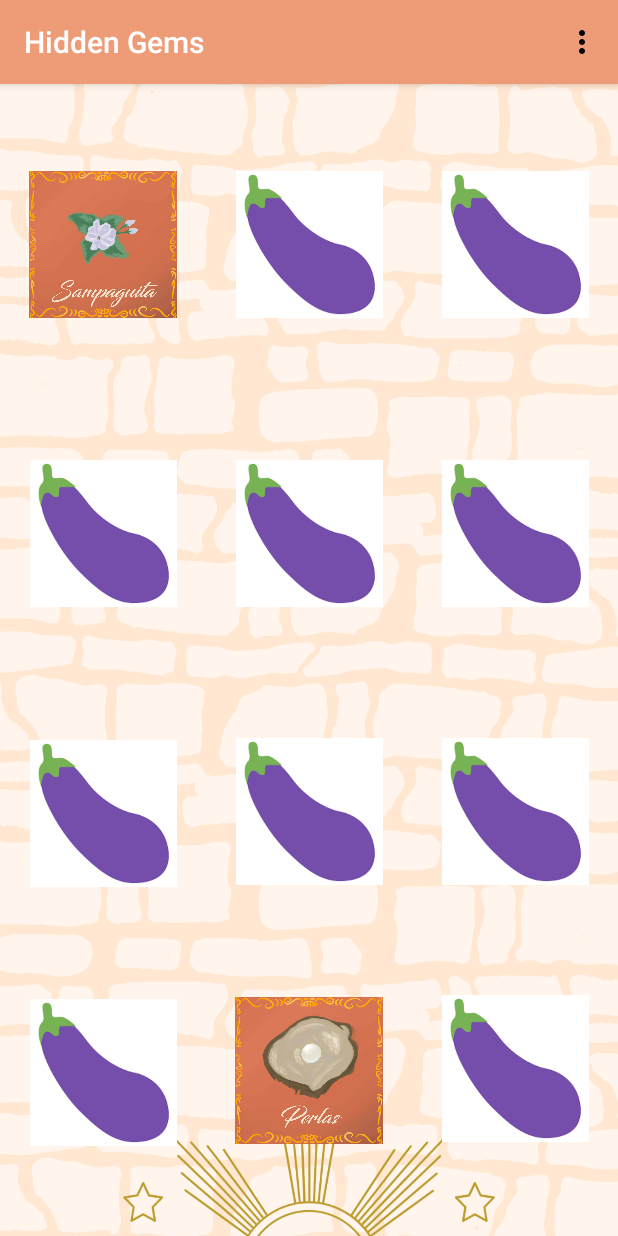
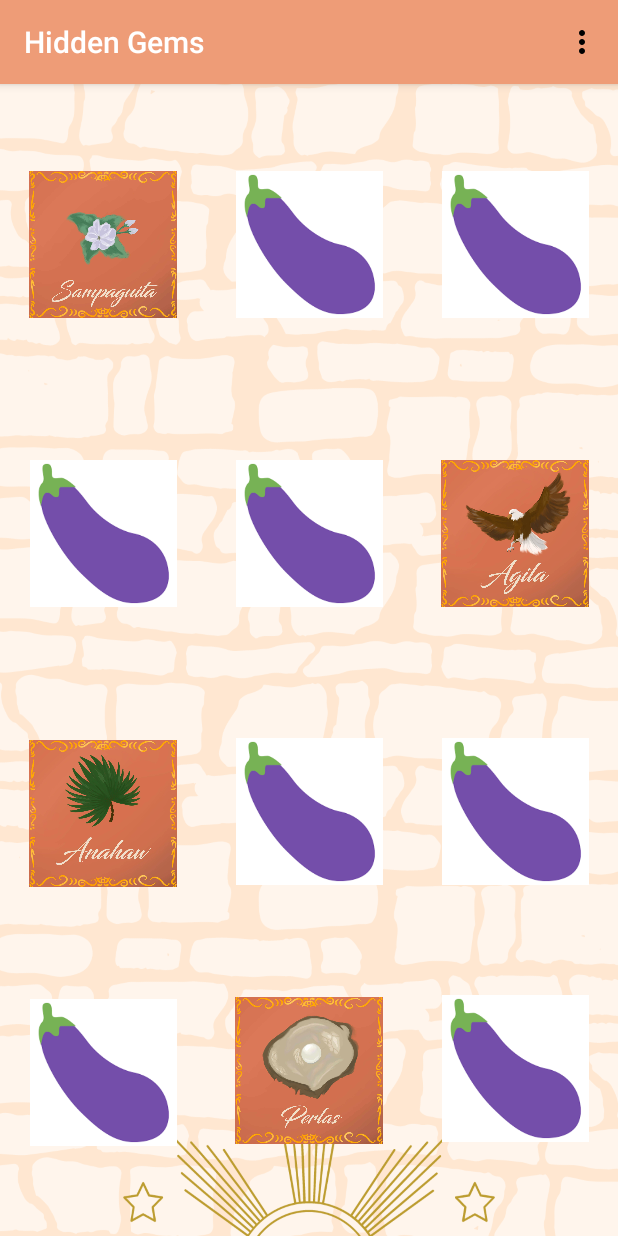
Before and after one commit to Sandoksalamat/Actual-Code-keme, an Android app: the screen it shows after launch (MainActivity), on a phone screen of 412 x 824 dp. Run offline under Robolectric (Android 15) with nearby library versions, the phone set to English and light mode, and no system bars.

Commit message:
some pics pero may talong pa den

```diff
--- a/app/src/main/res/layout/activity_agilla.xml
+++ b/app/src/main/res/layout/activity_agilla.xml
@@ -40,7 +40,7 @@
         app:layout_constraintTop_toTopOf="parent"
         app:layout_constraintVertical_bias="0.107"
         app:srcCompat="@drawable/talong"
-        tools:srcCompat="@drawable/talong" />
+        tools:srcCompat="@drawable/agila" />
 
     <Button
         android:id="@+id/lbutton5"
--- a/app/src/main/res/layout/activity_anahaw.xml
+++ b/app/src/main/res/layout/activity_anahaw.xml
@@ -40,7 +40,7 @@
         app:layout_constraintTop_toTopOf="parent"
         app:layout_constraintVertical_bias="0.107"
         app:srcCompat="@drawable/talong"
-        tools:srcCompat="@drawable/talong" />
+        tools:srcCompat="@drawable/anahaw" />
 
     <Button
         android:id="@+id/lbutton6"
--- a/app/src/main/res/layout/activity_main.xml
+++ b/app/src/main/res/layout/activity_main.xml
@@ -97,9 +97,9 @@
         app:layout_constraintStart_toStartOf="parent"
         app:layout_constraintTop_toTopOf="parent"
         app:layout_constraintVertical_bias="0.653"
-        app:srcCompat="@drawable/talong"
-        tools:srcCompat="@drawable/talong"
-        tools:ignore="HardcodedText" />
+        app:srcCompat="@drawable/anahaw"
+        tools:ignore="HardcodedText"
+        tools:srcCompat="@drawable/anahaw" />
 
     <ImageView
         android:id="@+id/Mangga"
@@ -113,8 +113,8 @@
         app:layout_constraintTop_toTopOf="parent"
         app:layout_constraintVertical_bias="0.374"
         app:srcCompat="@drawable/talong"
-        tools:srcCompat="@drawable/talong"
-        tools:ignore="HardcodedText" />
+        tools:ignore="HardcodedText"
+        tools:srcCompat="@drawable/mangga" />
 
     <ImageView
         android:id="@+id/Agila"
@@ -128,9 +128,9 @@
         app:layout_constraintStart_toStartOf="parent"
         app:layout_constraintTop_toTopOf="parent"
         app:layout_constraintVertical_bias="0.374"
-        app:srcCompat="@drawable/talong"
-        tools:srcCompat="@drawable/talong"
-        tools:ignore="HardcodedText" />
+        app:srcCompat="@drawable/agila"
+        tools:ignore="HardcodedText"
+        tools:srcCompat="@drawable/agila" />
 
     <ImageView
         android:id="@+id/Carabao"
--- a/app/src/main/res/layout/activity_mangga.xml
+++ b/app/src/main/res/layout/activity_mangga.xml
@@ -40,7 +40,7 @@
         app:layout_constraintTop_toTopOf="parent"
         app:layout_constraintVertical_bias="0.107"
         app:srcCompat="@drawable/talong"
-        tools:srcCompat="@drawable/talong" />
+        tools:srcCompat="@drawable/mangga" />
 
     <Button
         android:id="@+id/lbutton4"
```
Also changed, not shown: app/src/main/res/layout/activity_about.xml (+1 -29 lines), app/src/main/res/drawable/agila.jpg (added), app/src/main/res/drawable/anahaw.jpg (added), app/src/main/res/drawable/mangga.jpg (added).
